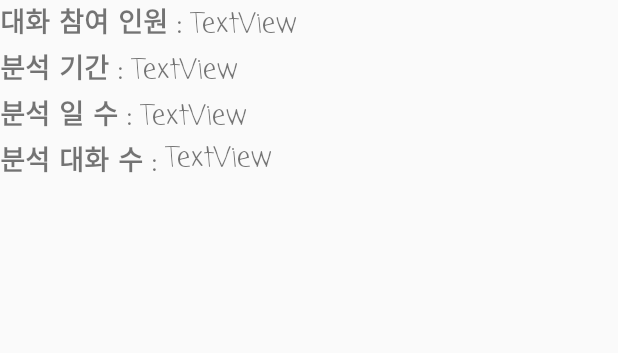
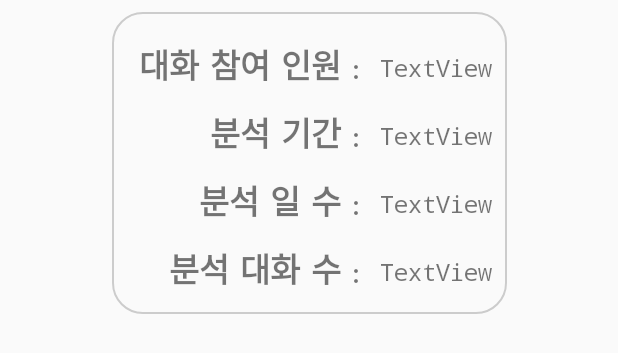
Before and after one commit to rexyrex/AndroidKakaoParser, an Android app: the layout fragment_general_stats.xml on its own in the app's theme, with its tools: preview values and no code run, on a phone screen of 412 x 824 dp. Shown: the top 353 px of the screen. Run offline under Robolectric (Android 15) with nearby library versions, the phone set to English and light mode, and no system bars; Roboto replaces fonts that are not available here.

Commit message:
Reformat general stats page to make it look pretty + add word freq map

```diff
--- a/app/src/main/java/com/rexyrex/kakaoparser/Fragments/GeneralStatsFrag.java
+++ b/app/src/main/java/com/rexyrex/kakaoparser/Fragments/GeneralStatsFrag.java
@@ -8,7 +8,9 @@ import android.view.LayoutInflater;
 import android.view.View;
 import android.view.ViewGroup;
 import android.widget.TextView;
+import android.widget.Toast;
 
+import com.rexyrex.kakaoparser.Activities.ChatStatsTabActivity;
 import com.rexyrex.kakaoparser.Entities.ChatData;
 import com.rexyrex.kakaoparser.R;
 
@@ -64,6 +66,8 @@ public class GeneralStatsFrag extends Fragment {
         TextView statsAnalysedChatLineCountTV = view.findViewById(R.id.statsAnalysedChatLineCountTV);
         statsAnalysedChatLineCountTV.setText("" + cd.getChatLinesCount());
 
+        Toast.makeText(this.getActivity(), cd.getWordFreqQueue().peek().toString(), Toast.LENGTH_LONG).show();
+
         return view;
     }
 }
--- /dev/null
+++ b/app/src/main/res/drawable/custom_border.xml
@@ -0,0 +1,6 @@
+<?xml version="1.0" encoding="UTF-8"?>
+<shape xmlns:android="http://schemas.android.com/apk/res/android" android:shape="rectangle">
+    <corners android:radius="20dp"/>
+    <padding android:left="10dp" android:right="10dp" android:top="10dp" android:bottom="10dp"/>
+    <stroke android:width="1dp" android:color="#CCCCCC"/>
+</shape>
--- a/app/src/main/res/layout/fragment_general_stats.xml
+++ b/app/src/main/res/layout/fragment_general_stats.xml
@@ -8,88 +8,113 @@
     tools:context=".Fragments.GeneralStatsFrag">
 
     <!-- TODO: Update blank fragment layout -->
+
+    <androidx.constraintlayout.widget.ConstraintLayout
+        android:layout_width="wrap_content"
+        android:layout_height="wrap_content"
+        android:layout_marginTop="8dp"
+        android:background="@drawable/custom_border"
+        android:outlineProvider="none"
+        app:layout_constraintEnd_toEndOf="parent"
+        app:layout_constraintStart_toStartOf="parent"
+        app:layout_constraintTop_toTopOf="parent">
+
+        <TextView
+            android:id="@+id/statsAnalysedDayCountTV"
+            android:layout_width="wrap_content"
+            android:layout_height="wrap_content"
+            android:layout_marginStart="8dp"
+            android:fontFamily="monospace"
+            android:text="TextView"
+            android:textSize="16sp"
+            app:layout_constraintBottom_toBottomOf="@+id/textView5"
+            app:layout_constraintStart_toEndOf="@+id/textView5"
+            app:layout_constraintTop_toTopOf="@+id/textView5" />
+
+        <TextView
+            android:id="@+id/statsDateRangeTV"
+            android:layout_width="wrap_content"
+            android:layout_height="wrap_content"
+            android:layout_marginStart="8dp"
+            android:fontFamily="monospace"
+            android:text="TextView"
+            android:textSize="16sp"
+            app:layout_constraintBottom_toBottomOf="@+id/textView3"
+            app:layout_constraintStart_toEndOf="@+id/textView3"
+            app:layout_constraintTop_toTopOf="@+id/textView3" />
+
+        <TextView
+            android:id="@+id/statsChatterCountTV"
+            android:layout_width="wrap_content"
+            android:layout_height="wrap_content"
+            android:layout_marginStart="8dp"
+            android:fontFamily="monospace"
+            android:text="TextView"
+            android:textSize="16sp"
+            app:layout_constraintBottom_toBottomOf="@+id/generalStatsTV"
+            app:layout_constraintStart_toEndOf="@+id/generalStatsTV"
+            app:layout_constraintTop_toTopOf="@+id/generalStatsTV" />
+
+        <TextView
+            android:id="@+id/textView5"
+            android:layout_width="wrap_content"
+            android:layout_height="wrap_content"
+            android:layout_marginTop="8dp"
+            android:fontFamily="casual"
+            android:text="분석 일 수 : "
+            android:textSize="22sp"
+            android:textStyle="bold"
+            app:layout_constraintEnd_toEndOf="@+id/generalStatsTV"
+            app:layout_constraintTop_toBottomOf="@+id/textView3" />
+
         <TextView
             android:id="@+id/generalStatsTV"
             android:layout_width="wrap_content"
             android:layout_height="wrap_content"
+            android:layout_marginStart="8dp"
+            android:layout_marginTop="8dp"
             android:fontFamily="casual"
             android:text="대화 참여 인원 : "
-        android:textSize="18sp"
+            android:textSize="22sp"
             android:textStyle="bold"
             app:layout_constraintStart_toStartOf="parent"
             app:layout_constraintTop_toTopOf="parent" />
 
         <TextView
-        android:id="@+id/statsChatterCountTV"
-        android:layout_width="wrap_content"
-        android:layout_height="wrap_content"
-        android:fontFamily="casual"
-        android:text="TextView"
-        android:textSize="18sp"
-        app:layout_constraintBottom_toBottomOf="@+id/generalStatsTV"
-        app:layout_constraintStart_toEndOf="@+id/generalStatsTV" />
-
-    <TextView
             android:id="@+id/textView3"
             android:layout_width="wrap_content"
             android:layout_height="wrap_content"
+            android:layout_marginTop="8dp"
             android:fontFamily="casual"
             android:text="분석 기간 : "
-        android:textSize="18sp"
+            android:textSize="22sp"
             android:textStyle="bold"
-        app:layout_constraintStart_toStartOf="parent"
+            app:layout_constraintEnd_toEndOf="@+id/generalStatsTV"
             app:layout_constraintTop_toBottomOf="@+id/generalStatsTV" />
-
-    <TextView
-        android:id="@+id/statsDateRangeTV"
-        android:layout_width="wrap_content"
-        android:layout_height="wrap_content"
-        android:fontFamily="casual"
-        android:text="TextView"
-        android:textSize="18sp"
-        app:layout_constraintBottom_toBottomOf="@+id/textView3"
-        app:layout_constraintStart_toEndOf="@+id/textView3" />
-
-    <TextView
-        android:id="@+id/textView5"
-        android:layout_width="wrap_content"
-        android:layout_height="wrap_content"
-        android:fontFamily="casual"
-        android:text="분석 일 수 : "
-        android:textSize="18sp"
-        android:textStyle="bold"
-        app:layout_constraintStart_toStartOf="parent"
-        app:layout_constraintTop_toBottomOf="@+id/textView3" />
-
-    <TextView
-        android:id="@+id/statsAnalysedDayCountTV"
-        android:layout_width="wrap_content"
-        android:layout_height="wrap_content"
-        android:fontFamily="casual"
-        android:text="TextView"
-        android:textSize="18sp"
-        app:layout_constraintBottom_toBottomOf="@+id/textView5"
-        app:layout_constraintStart_toEndOf="@+id/textView5" />
 
         <TextView
             android:id="@+id/textView7"
             android:layout_width="wrap_content"
             android:layout_height="wrap_content"
+            android:layout_marginTop="8dp"
             android:fontFamily="casual"
             android:text="분석 대화 수 : "
-        android:textSize="18sp"
+            android:textSize="22sp"
             android:textStyle="bold"
-        app:layout_constraintStart_toStartOf="parent"
+            app:layout_constraintEnd_toEndOf="@+id/generalStatsTV"
             app:layout_constraintTop_toBottomOf="@+id/textView5" />
 
         <TextView
             android:id="@+id/statsAnalysedChatLineCountTV"
             android:layout_width="wrap_content"
             android:layout_height="wrap_content"
-        android:fontFamily="casual"
+            android:layout_marginStart="8dp"
+            android:fontFamily="monospace"
             android:text="TextView"
-        android:textSize="18sp"
+            android:textSize="16sp"
+            app:layout_constraintBottom_toBottomOf="@+id/textView7"
             app:layout_constraintStart_toEndOf="@+id/textView7"
-        app:layout_constraintTop_toBottomOf="@+id/statsAnalysedDayCountTV" />
+            app:layout_constraintTop_toTopOf="@+id/textView7" />
+    </androidx.constraintlayout.widget.ConstraintLayout>
 
 </androidx.constraintlayout.widget.ConstraintLayout>
--- a/app/src/main/res/values/colors.xml
+++ b/app/src/main/res/values/colors.xml
@@ -1,6 +1,6 @@
 <?xml version="1.0" encoding="utf-8"?>
 <resources>
-    <color name="colorPrimary">#6200EE</color>
-    <color name="colorPrimaryDark">#3700B3</color>
-    <color name="colorAccent">#03DAC5</color>
+    <color name="colorPrimary">#3B1E1E</color>
+    <color name="colorPrimaryDark">#FAE100</color>
+    <color name="colorAccent">#FFFFFF</color>
 </resources>
--- a/app/src/main/res/values/styles.xml
+++ b/app/src/main/res/values/styles.xml
@@ -6,6 +6,9 @@
         <item name="colorPrimary">@color/colorPrimary</item>
         <item name="colorPrimaryDark">@color/colorPrimaryDark</item>
         <item name="colorAccent">@color/colorAccent</item>
+
+        <item name="android:statusBarColor">@color/colorPrimaryDark</item>
+        <item name="android:windowLightStatusBar">true</item>
     </style>
 
     <style name="PauseDialog2" parent="@android:style/Theme.Light.NoTitleBar.Fullscreen">
@@ -13,7 +16,7 @@
     </style>
 
     <style name="PopupStyle" parent="@android:style/Theme.Dialog">
-        <item name="android:background">@android:color/holo_green_light</item>
+        <item name="android:background">@color/colorPrimaryDark</item>
     </style>
 
     <style name="AppTheme.NoActionBar">
```
Also changed, not shown: app/src/main/java/com/rexyrex/kakaoparser/Activities/ChatStatsTabActivity.java (+67 -5 lines), app/src/main/java/com/rexyrex/kakaoparser/Entities/ChatData.java (+22 -2 lines), app/src/main/java/com/rexyrex/kakaoparser/Entities/Pair.java (added, +35 -0 lines). Lines whose indentation alone changed are shown as unchanged.
